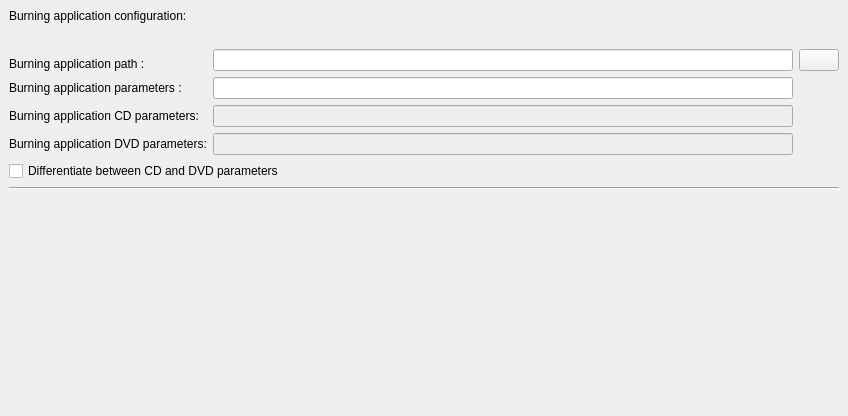
Qt form starviewer/src/inputoutput/qdicomdirconfigurationscreenbase.ui (starviewer-medical/starviewer) before a commit.
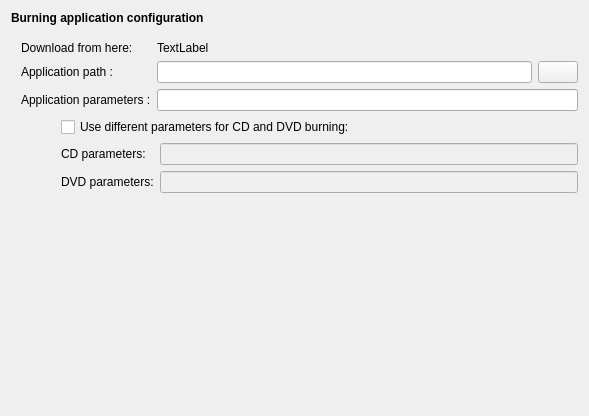
The same form after that commit. Icons and pictures are not drawn.

Commit message: ENH: Es millora la interfície. S'agrupa visualment les opcions relacionades. També es canvia el títol de la finestra de configuració per seguir la mateixa convenció que a la resta. I es fa alguns ajustaments als noms de les etiquetes. Es fa que si l'aplicació escollida no té web, la web s'amagui.

The edit to the form file:
```diff
--- a/starviewer/src/inputoutput/qdicomdirconfigurationscreenbase.ui
+++ b/starviewer/src/inputoutput/qdicomdirconfigurationscreenbase.ui
@@ -6,7 +6,7 @@
    <rect>
     <x>0</x>
     <y>0</y>
-    <width>848</width>
+    <width>589</width>
     <height>416</height>
    </rect>
   </property>
@@ -29,53 +29,31 @@
    <iconset resource="../main/main.qrc">
     <normaloff>:/images/cdrom.png</normaloff>:/images/cdrom.png</iconset>
   </property>
-  <layout class="QGridLayout">
-   <property name="margin">
-    <number>9</number>
-   </property>
-   <property name="spacing">
-    <number>6</number>
-   </property>
-   <item row="1" column="1">
+  <layout class="QVBoxLayout">
+   <item>
     <widget class="QLabel" name="label">
+     <property name="font">
+      <font>
+       <weight>75</weight>
+       <bold>true</bold>
+      </font>
+     </property>
      <property name="text">
-      <string>Burning application configuration:</string>
+      <string>Burning application configuration</string>
      </property>
     </widget>
    </item>
-   <item row="3" column="1">
-    <layout class="QHBoxLayout">
-     <property name="spacing">
-      <number>6</number>
-     </property>
-     <property name="margin">
-      <number>0</number>
-     </property>
      <item>
       <layout class="QVBoxLayout">
-       <property name="spacing">
-        <number>6</number>
-       </property>
-       <property name="margin">
-        <number>0</number>
+     <property name="leftMargin">
+      <number>10</number>
+     </property>
+     <property name="topMargin">
+      <number>10</number>
        </property>
        <item>
-        <widget class="QLabel" name="burningLabel">
-         <property name="text">
-          <string/>
-         </property>
-         <property name="textFormat">
-          <enum>Qt::AutoText</enum>
-         </property>
-         <property name="openExternalLinks">
-          <bool>false</bool>
-         </property>
-         <property name="textInteractionFlags">
-          <set>Qt::LinksAccessibleByKeyboard|Qt::LinksAccessibleByMouse</set>
-         </property>
-        </widget>
-       </item>
-       <item>
+      <layout class="QGridLayout">
+       <item row="1" column="0">
         <widget class="QLabel" name="textLabel1_9">
          <property name="sizePolicy">
           <sizepolicy hsizetype="Preferred" vsizetype="Fixed">
@@ -90,7 +68,7 @@
           </size>
          </property>
          <property name="text">
-          <string>Burning application path :</string>
+          <string>Application path :</string>
          </property>
          <property name="textFormat">
           <enum>Qt::RichText</enum>
@@ -100,50 +78,16 @@
          </property>
         </widget>
        </item>
-       <item>
-        <widget class="QLabel" name="textLabel1_8">
-         <property name="minimumSize">
-          <size>
-           <width>120</width>
-           <height>0</height>
-          </size>
-         </property>
-         <property name="text">
-          <string>Burning application parameters :</string>
-         </property>
-        </widget>
-       </item>
-       <item>
-        <widget class="QLabel" name="labelCDParameters">
-         <property name="enabled">
-          <bool>true</bool>
-         </property>
-         <property name="text">
-          <string>Burning application CD parameters:</string>
-         </property>
-        </widget>
-       </item>
-       <item>
-        <widget class="QLabel" name="labelDVDParameteres">
-         <property name="enabled">
-          <bool>true</bool>
-         </property>
-         <property name="text">
-          <string>Burning application DVD parameters:</string>
-         </property>
-        </widget>
-       </item>
-      </layout>
-     </item>
-     <item>
-      <layout class="QGridLayout">
-       <property name="margin">
-        <number>0</number>
-       </property>
-       <property name="spacing">
-        <number>6</number>
-       </property>
        <item row="1" column="1">
+        <layout class="QHBoxLayout">
+         <item>
+          <widget class="QLineEdit" name="m_textBurningApplicationPath">
+           <property name="enabled">
+            <bool>true</bool>
+           </property>
+          </widget>
+         </item>
+         <item>
         <widget class="QPushButton" name="m_buttonExaminateBurningApplication">
          <property name="toolTip">
           <string>Examine disk to find the database</string>
@@ -157,17 +101,89 @@
          </property>
         </widget>
        </item>
+        </layout>
+       </item>
        <item row="2" column="0">
+        <widget class="QLabel" name="textLabel1_8">
+         <property name="minimumSize">
+          <size>
+           <width>120</width>
+           <height>0</height>
+          </size>
+         </property>
+         <property name="text">
+          <string>Application parameters :</string>
+         </property>
+        </widget>
+       </item>
+       <item row="2" column="1">
         <widget class="QLineEdit" name="m_textBurningApplicationParameters"/>
        </item>
-       <item row="1" column="0">
-        <widget class="QLineEdit" name="m_textBurningApplicationPath">
+       <item row="0" column="0">
+        <widget class="QLabel" name="m_burningApplicationDownloadURLLabel">
+         <property name="text">
+          <string>Download from here:</string>
+         </property>
+        </widget>
+       </item>
+       <item row="0" column="1">
+        <widget class="QLabel" name="m_burningApplicationDownloadURL">
+         <property name="text">
+          <string>TextLabel</string>
+         </property>
+         <property name="openExternalLinks">
+          <bool>true</bool>
+         </property>
+         <property name="textInteractionFlags">
+          <set>Qt::LinksAccessibleByMouse|Qt::TextSelectableByMouse</set>
+         </property>
+        </widget>
+       </item>
+      </layout>
+     </item>
+     <item>
+      <layout class="QHBoxLayout">
+       <item>
+        <spacer>
+         <property name="orientation">
+          <enum>Qt::Horizontal</enum>
+         </property>
+         <property name="sizeType">
+          <enum>QSizePolicy::Fixed</enum>
+         </property>
+         <property name="sizeHint" stdset="0">
+          <size>
+           <width>40</width>
+           <height>20</height>
+          </size>
+         </property>
+        </spacer>
+       </item>
+       <item>
+        <layout class="QVBoxLayout">
+         <item>
+          <widget class="QCheckBox" name="m_checkBoxDifferentiateBetweenCDDVDParameteres">
          <property name="enabled">
           <bool>true</bool>
          </property>
-        </widget>
-       </item>
-       <item row="3" column="0">
+           <property name="text">
+            <string>Use different parameters for CD and DVD burning:</string>
+           </property>
+          </widget>
+         </item>
+         <item>
+          <layout class="QGridLayout">
+           <item row="0" column="0">
+            <widget class="QLabel" name="labelCDParameters">
+             <property name="enabled">
+              <bool>true</bool>
+             </property>
+             <property name="text">
+              <string>CD parameters:</string>
+             </property>
+            </widget>
+           </item>
+           <item row="0" column="1">
         <widget class="QLineEdit" name="m_textBurningApplicationCDParameters">
          <property name="enabled">
           <bool>false</bool>
@@ -186,7 +202,17 @@
          </property>
         </widget>
        </item>
-       <item row="4" column="0">
+           <item row="1" column="0">
+            <widget class="QLabel" name="labelDVDParameteres">
+             <property name="enabled">
+              <bool>true</bool>
+             </property>
+             <property name="text">
+              <string>DVD parameters:</string>
+             </property>
+            </widget>
+           </item>
+           <item row="1" column="1">
         <widget class="QLineEdit" name="m_textBurningApplicationDVDParameters">
          <property name="enabled">
           <bool>false</bool>
@@ -199,29 +225,16 @@
          </property>
         </widget>
        </item>
-       <item row="0" column="0">
-        <widget class="QLabel" name="burningWebLabel">
-         <property name="text">
-          <string/>
-         </property>
-         <property name="openExternalLinks">
-          <bool>true</bool>
-         </property>
-        </widget>
+          </layout>
        </item>
       </layout>
      </item>
     </layout>
    </item>
-   <item row="5" column="1">
-    <widget class="Line" name="line">
-     <property name="orientation">
-      <enum>Qt::Horizontal</enum>
-     </property>
-    </widget>
+    </layout>
    </item>
-   <item row="6" column="1">
-    <spacer name="verticalSpacer">
+   <item>
+    <spacer>
      <property name="orientation">
       <enum>Qt::Vertical</enum>
      </property>
@@ -233,16 +246,6 @@
      </property>
     </spacer>
    </item>
-   <item row="4" column="1">
-    <widget class="QCheckBox" name="m_checkBoxDifferentiateBetweenCDDVDParameteres">
-     <property name="enabled">
-      <bool>true</bool>
-     </property>
-     <property name="text">
-      <string>Differentiate between CD and DVD parameters</string>
-     </property>
-    </widget>
-   </item>
   </layout>
  </widget>
  <layoutdefault spacing="6" margin="11"/>
```
Left out of the diff: 3 changed lines with no effect on the pictures. Lines whose indentation alone changed are shown as unchanged. The commit also changes 1 other file.
